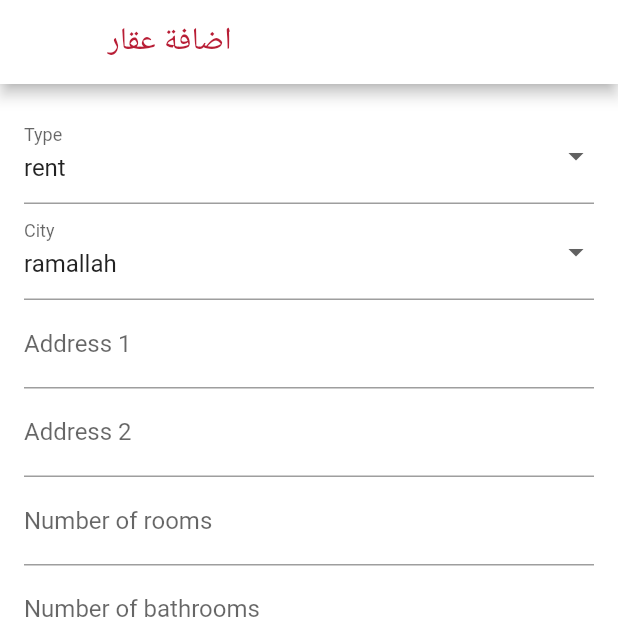
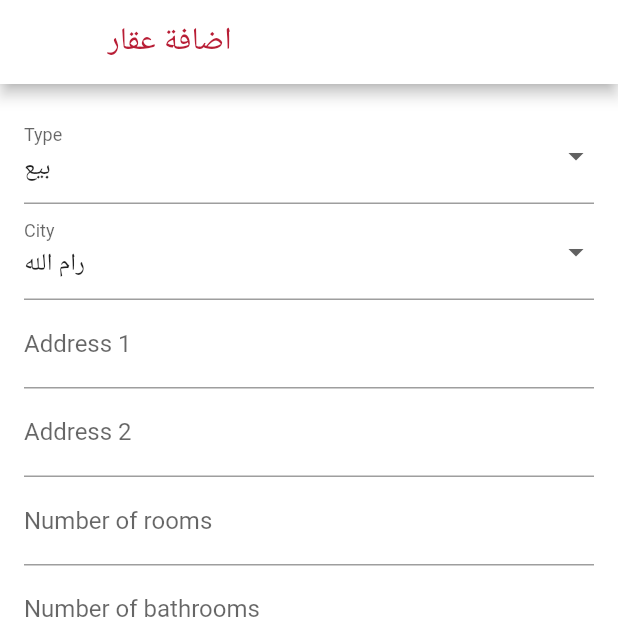
Before and after one commit to GoRent-Flutter/GoRent-V1, a Flutter app: the AddApartmentScreen screen opened directly, on a phone screen of 412 x 824 dp, the top half of it. Run offline on Flutter 3.47's test engine with Material 2 defaults, Android fonts, the phone set to English and light mode, and no system bars; our stand-ins replace carousel_slider, cloud_firestore, firebase_auth, firebase_core, firebase_database, firebase_storage and 2 more; missing offline and left inert: app_settings; accounts and stored records are empty.

Commit message:
rent/sale

```diff
--- a/lib/screens/owner_view/add_appartment.dart
+++ b/lib/screens/owner_view/add_appartment.dart
@@ -16,8 +16,8 @@ class AddApartmentScreen extends StatefulWidget {
 class _AddApartmentScreenState extends State<AddApartmentScreen> {
   final _formKey = GlobalKey<FormState>();
 
-  late String _type = 'rent';
-  late String _city='ramallah';
+  late String _type = 'بيع';
+  late String _city='رام الله';
   late String _address1='';
   late String _address2='';
   late int _numRooms=0;
@@ -74,13 +74,13 @@ class _AddApartmentScreenState extends State<AddApartmentScreen> {
       };
 
       // Upload the apartment data to the appropriate Firebase Realtime Database location
-      if (_type == 'rent') {
+      if (_type == 'اجار') {
         FirebaseDatabase.instance
             .reference()
             .child('rent')
             .child(id!)
             .set(apartment);
-      } else if (_type == 'sale') {
+      } else if (_type == 'بيع') {
         FirebaseDatabase.instance
             .reference()
             .child('sale')
@@ -107,14 +107,26 @@ class _AddApartmentScreenState extends State<AddApartmentScreen> {
 
         // Add the download URL of the uploaded image to the apartment data
         // Add the download URL of the uploaded image to the apartment data
+
+        if (_type == 'اجار') {
         FirebaseDatabase.instance
             .reference()
-            .child(_type)
+            .child('rent')
+            .child(id)
+            .child('images')
+            .push()
+            .set(downloadUrl);
+      } else if (_type == 'بيع') {
+        FirebaseDatabase.instance
+            .reference()
+            .child('sale')
             .child(id)
             .child('images')
             .push()
             .set(downloadUrl);
       }
+      }
+
 
       // Display a success message and pop the screen
       ScaffoldMessenger.of(context).showSnackBar(
@@ -151,7 +163,7 @@ class _AddApartmentScreenState extends State<AddApartmentScreen> {
                 DropdownButtonFormField<String>(
                   value: _type,
                   decoration: InputDecoration(labelText: 'Type'),
-                  items: ['rent', 'sale']
+                  items: ['بيع', 'اجار']
                       .map((type) => DropdownMenuItem<String>(
                             value: type,
                             child: Text(type),
@@ -169,10 +181,10 @@ class _AddApartmentScreenState extends State<AddApartmentScreen> {
                     return null;
                   },
                 ),
-                DropdownButtonFormField<String>(
+DropdownButtonFormField<String>(
                   value: _city,
                   decoration: InputDecoration(labelText: 'City'),
-                  items: ['ramallah', 'nablus', 'bethlehem','tulkarem']
+                  items: ['رام الله', 'نابلس', 'بيت لحم','طولكرم']
                       .map((type) => DropdownMenuItem<String>(
                             value: type,
                             child: Text(type),
@@ -185,7 +197,7 @@ class _AddApartmentScreenState extends State<AddApartmentScreen> {
                   },
                   validator: (value) {
                     if (value == null) {
-                      return 'Please choose the city';
+                      return 'Please choose the type';
                     }
                     return null;
                   },
```
Also changed, not shown: 3 other files.
